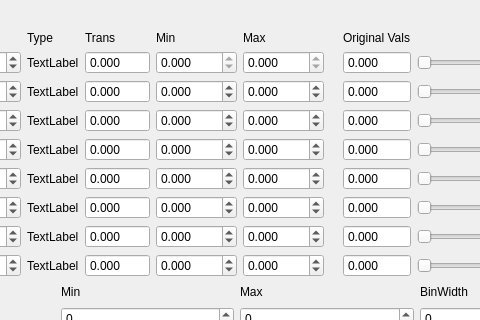
nmfs-ost/ss3-ssi, file src/equationdialog.ui: the form before one commit; both pictures show x 129 to 609 and y 0 to 320 of the 912 by 561 pixel window.
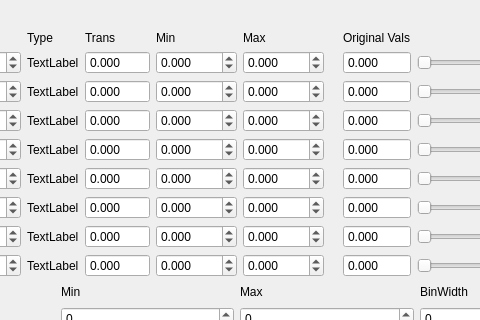
The form after the commit.

```diff
--- a/src/equationdialog.ui
+++ b/src/equationdialog.ui
@@ -113,7 +113,7 @@
      <item row="1" column="5">
       <widget class="QDoubleSpinBox" name="doubleSpinBox_1_max">
        <property name="readOnly">
-        <bool>true</bool>
+        <bool>false</bool>
        </property>
        <property name="buttonSymbols">
         <enum>QAbstractSpinBox::UpDownArrows</enum>
@@ -145,7 +145,7 @@
      <item row="1" column="4">
       <widget class="QDoubleSpinBox" name="doubleSpinBox_1_min">
        <property name="readOnly">
-        <bool>true</bool>
+        <bool>false</bool>
        </property>
        <property name="buttonSymbols">
         <enum>QAbstractSpinBox::UpDownArrows</enum>
```
Left out of the diff: 2 changed lines with no effect on the pictures.
